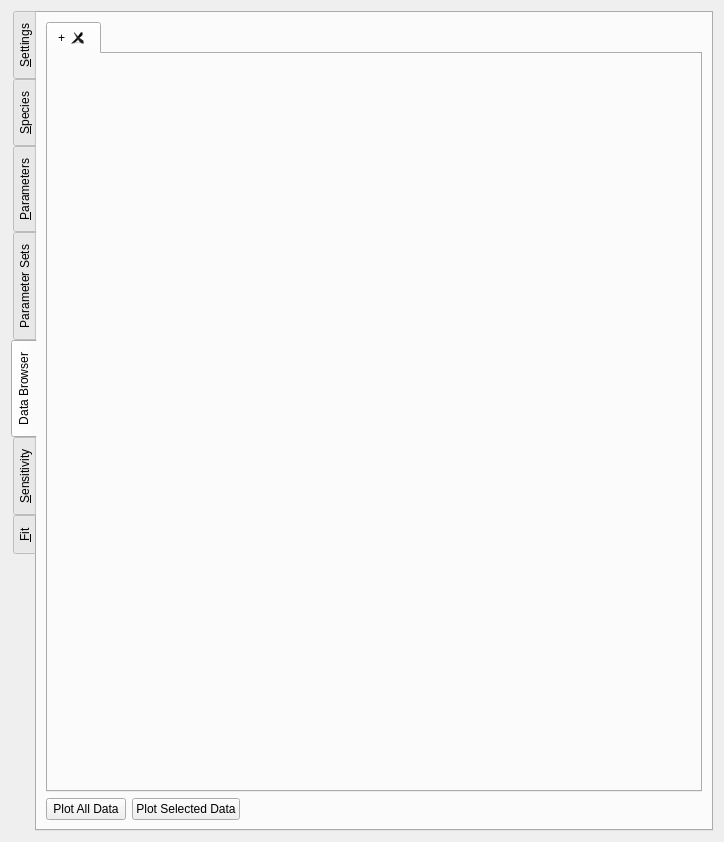
Before: the Qt Designer form src/simulationworkbench/simulationworkbench_v4.ui in CSB-at-ZIB/BioPARKIN, drawn with Qt 5.
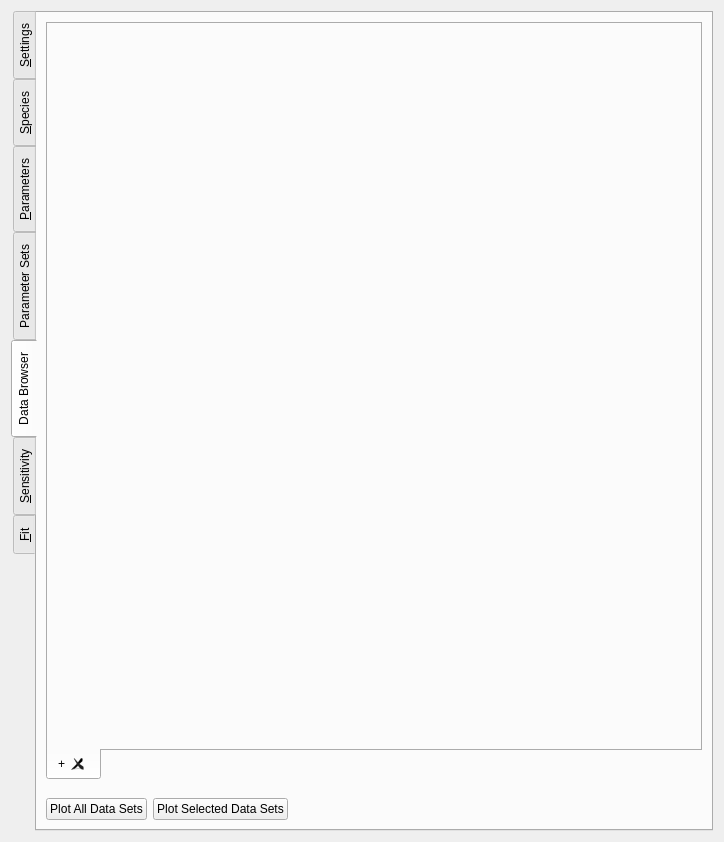
After: the same form once the commit is applied. The open tabs and pages were chosen to show the change.

```diff
--- a/src/simulationworkbench/simulationworkbench_v4.ui
+++ b/src/simulationworkbench/simulationworkbench_v4.ui
@@ -577,6 +577,9 @@
         <layout class="QVBoxLayout" name="verticalLayout_6">
          <item>
           <widget class="QTabWidget" name="dataBrowserTabWidget">
+           <property name="tabPosition">
+            <enum>QTabWidget::South</enum>
+           </property>
            <property name="currentIndex">
             <number>0</number>
            </property>
@@ -598,17 +601,32 @@
          </item>
          <item>
           <layout class="QHBoxLayout" name="horizontalLayout_3">
+           <property name="topMargin">
+            <number>12</number>
+           </property>
            <item>
             <widget class="QPushButton" name="buttonPlotAllData">
+             <property name="sizePolicy">
+              <sizepolicy hsizetype="Preferred" vsizetype="Fixed">
+               <horstretch>5</horstretch>
+               <verstretch>0</verstretch>
+              </sizepolicy>
+             </property>
              <property name="text">
-              <string>Plot All Data</string>
+              <string>Plot All Data Sets</string>
              </property>
             </widget>
            </item>
            <item>
             <widget class="QPushButton" name="buttonPlotSelectedData">
+             <property name="sizePolicy">
+              <sizepolicy hsizetype="Expanding" vsizetype="Fixed">
+               <horstretch>5</horstretch>
+               <verstretch>0</verstretch>
+              </sizepolicy>
+             </property>
              <property name="text">
-              <string>Plot Selected Data</string>
+              <string>Plot Selected Data Sets</string>
              </property>
             </widget>
            </item>
@@ -617,6 +635,9 @@
              <property name="orientation">
               <enum>Qt::Horizontal</enum>
              </property>
+             <property name="sizeType">
+              <enum>QSizePolicy::Preferred</enum>
+             </property>
              <property name="sizeHint" stdset="0">
               <size>
                <width>538</width>
```
